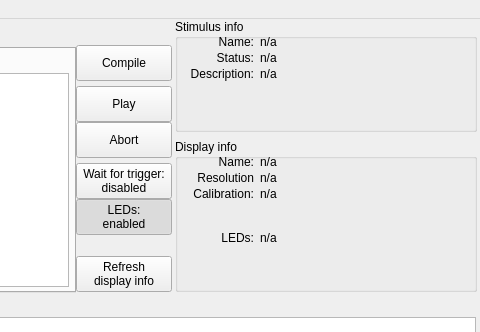
Old version of the form QDSpy_GUI_main.ui in the repository eulerlab/QDSpy; both pictures show x 300 to 780 and y 0 to 332 of the 780 by 560 pixel window.
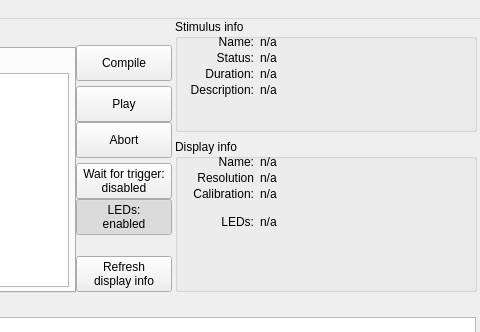
New version of the form. Icons and pictures are not drawn.

```diff
--- a/QDSpy_GUI_main.ui
+++ b/QDSpy_GUI_main.ui
@@ -988,7 +988,7 @@
        <x>85</x>
        <y>48</y>
        <width>217</width>
-       <height>49</height>
+       <height>33</height>
       </rect>
      </property>
      <property name="baseSize">
@@ -1127,7 +1127,7 @@
      <property name="geometry">
       <rect>
        <x>10</x>
-       <y>92</y>
+       <y>76</y>
        <width>69</width>
        <height>16</height>
       </rect>
@@ -1146,7 +1146,7 @@
      <property name="geometry">
       <rect>
        <x>85</x>
-       <y>92</y>
+       <y>76</y>
        <width>217</width>
        <height>16</height>
       </rect>
@@ -1185,7 +1185,7 @@
       <rect>
        <x>85</x>
        <y>16</y>
-       <width>217</width>
+       <width>209</width>
        <height>16</height>
       </rect>
      </property>
@@ -1209,8 +1209,8 @@
      <property name="geometry">
       <rect>
        <x>85</x>
-       <y>48</y>
-       <width>217</width>
+       <y>64</y>
+       <width>209</width>
        <height>41</height>
       </rect>
      </property>
@@ -1259,7 +1259,7 @@
      <property name="geometry">
       <rect>
        <x>10</x>
-       <y>48</y>
+       <y>64</y>
        <width>69</width>
        <height>16</height>
       </rect>
@@ -1298,7 +1298,51 @@
       <rect>
        <x>85</x>
        <y>32</y>
-       <width>217</width>
+       <width>209</width>
+       <height>16</height>
+      </rect>
+     </property>
+     <property name="autoFillBackground">
+      <bool>false</bool>
+     </property>
+     <property name="frameShape">
+      <enum>QFrame::NoFrame</enum>
+     </property>
+     <property name="frameShadow">
+      <enum>QFrame::Sunken</enum>
+     </property>
+     <property name="text">
+      <string>n/a</string>
+     </property>
+     <property name="alignment">
+      <set>Qt::AlignLeading|Qt::AlignLeft|Qt::AlignTop</set>
+     </property>
+    </widget>
+    <widget class="QLabel" name="label_StInfo4">
+     <property name="geometry">
+      <rect>
+       <x>10</x>
+       <y>48</y>
+       <width>69</width>
+       <height>16</height>
+      </rect>
+     </property>
+     <property name="layoutDirection">
+      <enum>Qt::LeftToRight</enum>
+     </property>
+     <property name="text">
+      <string>Duration:</string>
+     </property>
+     <property name="alignment">
+      <set>Qt::AlignRight|Qt::AlignTop|Qt::AlignTrailing</set>
+     </property>
+    </widget>
+    <widget class="QLabel" name="lblSelStimDuration">
+     <property name="geometry">
+      <rect>
+       <x>85</x>
+       <y>48</y>
+       <width>209</width>
        <height>16</height>
       </rect>
      </property>
```
Left out of the diff: 4 changed lines with no effect on the pictures.
